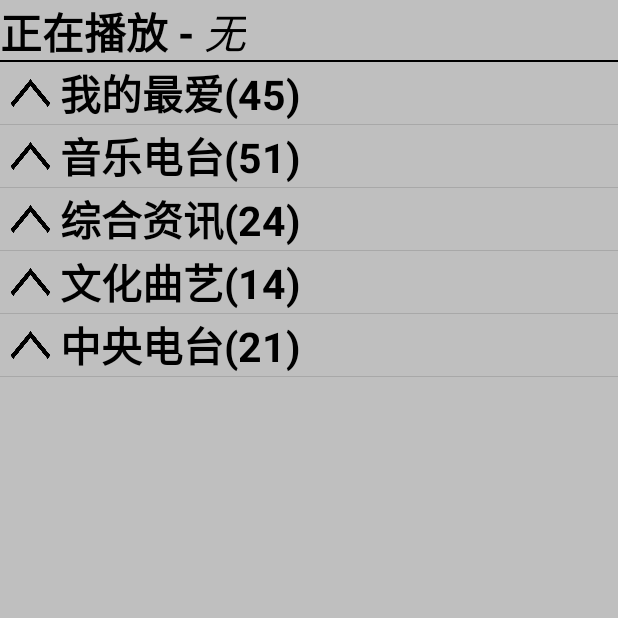
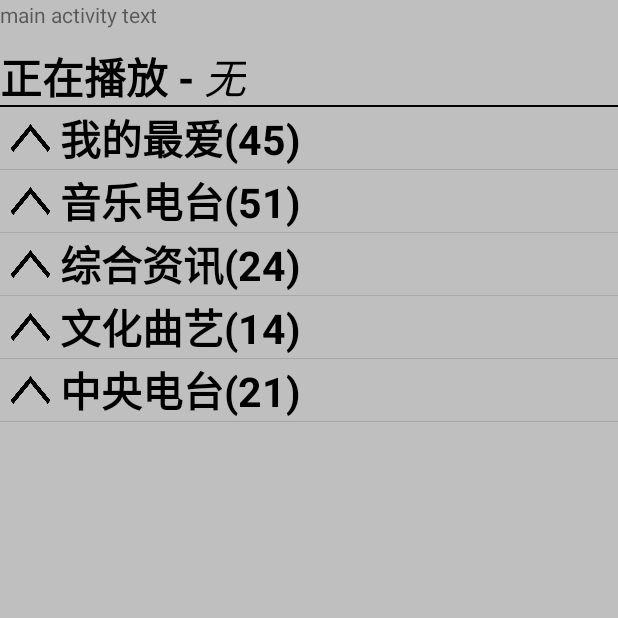
Before and after one commit to yzzyzz/goloradio, an Android app: the screen it shows after launch (MainActivity), on a phone screen of 412 x 824 dp, the top half of it. Run offline under Robolectric (Android 15) with nearby library versions, the phone set to English and light mode, and no system bars; our stand-ins replace EventBus; libraries missing offline, so code that uses them is left out: com.google.android.exoplayer2; 9 statements that could not run were skipped.

Commit message:
fix bug base

```diff
--- a/app/src/main/java/com/golo/goloradio/MainActivity.java
+++ b/app/src/main/java/com/golo/goloradio/MainActivity.java
@@ -9,6 +9,7 @@ import android.os.Bundle;
 import androidx.appcompat.app.AppCompatActivity;
 import androidx.core.app.ActivityCompat;
 import androidx.fragment.app.Fragment;
+import androidx.fragment.app.FragmentManager;
 import androidx.fragment.app.FragmentTransaction;
 
 import android.os.Environment;
@@ -50,10 +51,14 @@ public class MainActivity extends AppCompatActivity {
     public static ExoPlayer mediaPlayer;
 
     public PlayingInfo playingInfo;
-    private PlayerViewFragment playerViewFragment;
+    private static PlayerViewFragment playerViewFragment;
     private static final int REQUEST_EXTERNAL_STORAGE = 1;
 
+    private String playerFmTag = "playerfragtag";
     private static MainActivity activity;
+
+    private static final String BUNDLE_FRAGMENTS_KEY = "android:support:fragments";
+
 
     private static String[] PERMISSIONS_STORAGE = {
             Manifest.permission.READ_EXTERNAL_STORAGE,
@@ -70,10 +75,10 @@ public class MainActivity extends AppCompatActivity {
             ActivityCompat.requestPermissions(activity, PERMISSIONS_STORAGE,
                     REQUEST_EXTERNAL_STORAGE);
         }
-
     }
 
     protected void onCreate(Bundle savedInstanceState) {
+
         super.onCreate(savedInstanceState);
         setContentView(R.layout.activity_main);
         // 申请权限
@@ -92,11 +97,9 @@ public class MainActivity extends AppCompatActivity {
         }
         playingInfo = (PlayingInfo) getApplication();
         if (savedInstanceState == null) {
-            Bundle bundle = new Bundle();
-            bundle.putInt("some_int", 0);
             RadioListFragment rootListFG = new RadioListFragment();
-            getSupportFragmentManager().beginTransaction()
-                    .setReorderingAllowed(true)
+            FragmentTransaction transaction = getSupportFragmentManager().beginTransaction();
+            transaction.setReorderingAllowed(true)
                     .add(R.id.fragment_container_view, rootListFG)
                     .commit();
         }
@@ -107,11 +110,10 @@ public class MainActivity extends AppCompatActivity {
                     String newtitle = mediaMetadata.title.toString();
                     playingInfo.playingMusictile = newtitle;
                     if(playerViewFragment == null){
-                        Log.e("fragment is nukk need new", "onMediaMetadataChanged: " );
-                        playerViewFragment = new PlayerViewFragment();
+                        playerViewFragment = PlayerViewFragment.getInstance();
                     }
                     if(!playerViewFragment.isVisible()){
-                        switchFragment(playerViewFragment);
+                        switchFragment(playerViewFragment,playerFmTag);
                     }
                     EventBus.getDefault().post(new MetaMessage(MessageType.META_CHANGE,newtitle));
                 }
@@ -123,15 +125,36 @@ public class MainActivity extends AppCompatActivity {
     }
 
     //正确的做法,切换fragment
-    private void switchFragment(Fragment targetFragment) {
+    private void switchFragment(Fragment targetFragment,String fmtag) {
         //已经显示就不切换
-        FragmentTransaction transaction = activity.getSupportFragmentManager()
-                .beginTransaction();
+
+        FragmentManager fm = activity.getSupportFragmentManager();
+        Log.e("get stack size", " before switchFragment: "+fm.getBackStackEntryCount());
+        //fm.clearBackStack(null);
+        //Log.e("get stack size", " afet clear switchFragment: "+fm.getBackStackEntryCount());
+        FragmentTransaction transaction = fm.beginTransaction();
         transaction.replace(R.id.fragment_container_view,targetFragment);
         transaction.addToBackStack(null);
         transaction.commit();
+        Log.e("get stack size", " after commit: "+fm.getBackStackEntryCount());
+
+    }
+
+    protected boolean clearFragmentsTag() {
+        return true;
+    }
+
+    @Override
+    protected void onResume() {
+        Log.e("Mainactivity", "onResume: " );
+        super.onResume();
     }
 
 
-
+    @Override
+    protected void onStop() {
+        Log.e("Mainactivity", "onStop: " );
+        //this.getClass().getPackageName();
+        super.onStop();
+    }
 }
--- a/app/src/main/res/layout/activity_main.xml
+++ b/app/src/main/res/layout/activity_main.xml
@@ -9,8 +9,12 @@
     android:background="@color/darkbg"
     android:divider="@color/red"
     tools:context=".MainActivity" >
-
-
+    <TextView
+        android:layout_width="match_parent"
+        android:layout_height="30dp"
+        android:text="main activity text"
+        >
+    </TextView>
     <androidx.fragment.app.FragmentContainerView
         xmlns:android="http://schemas.android.com/apk/res/android"
         android:id="@+id/fragment_container_view"
```
Also changed, not shown: app/src/main/java/com/golo/goloradio/PlayerViewFragment.java (+10 -0 lines).
